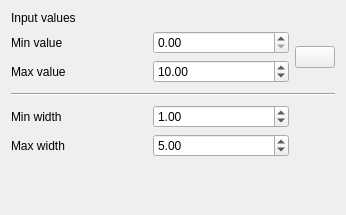
The window that src/ui/mesh/qgsmeshvaryingstrokewidthwidgetbase.ui (vcloarec/QGIS) describes before a commit, drawn with Qt 5.
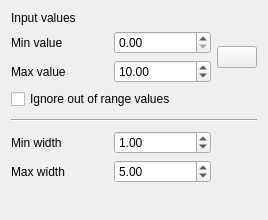
The same window after the commit. Icons and pictures are not drawn.

Commit message: start varying stroke width button

What changed in the file:
```diff
--- a/src/ui/mesh/qgsmeshvaryingstrokewidthwidgetbase.ui
+++ b/src/ui/mesh/qgsmeshvaryingstrokewidthwidgetbase.ui
@@ -6,85 +6,29 @@
    <rect>
     <x>0</x>
     <y>0</y>
-    <width>346</width>
-    <height>215</height>
+    <width>268</width>
+    <height>220</height>
    </rect>
   </property>
   <property name="windowTitle">
    <string>Form</string>
   </property>
   <layout class="QGridLayout" name="gridLayout">
-   <item row="4" column="1">
-    <widget class="QDoubleSpinBox" name="doubleSpinBox">
-     <property name="value">
-      <double>1.000000000000000</double>
-     </property>
-    </widget>
-   </item>
-   <item row="2" column="1">
-    <widget class="QDoubleSpinBox" name="doubleSpinBox_4">
-     <property name="value">
-      <double>10.000000000000000</double>
-     </property>
-    </widget>
-   </item>
-   <item row="5" column="0">
-    <widget class="QLabel" name="label_2">
-     <property name="text">
-      <string>Max width</string>
-     </property>
-    </widget>
-   </item>
-   <item row="1" column="0">
-    <widget class="QLabel" name="label_4">
-     <property name="text">
-      <string>Min value</string>
-     </property>
-    </widget>
-   </item>
-   <item row="3" column="0" colspan="3">
-    <widget class="Line" name="line">
-     <property name="minimumSize">
-      <size>
-       <width>0</width>
-       <height>10</height>
-      </size>
-     </property>
-     <property name="orientation">
-      <enum>Qt::Horizontal</enum>
-     </property>
-    </widget>
-   </item>
-   <item row="5" column="1">
-    <widget class="QDoubleSpinBox" name="doubleSpinBox_2">
-     <property name="value">
-      <double>5.000000000000000</double>
-     </property>
-    </widget>
-   </item>
-   <item row="0" column="0">
-    <widget class="QLabel" name="label_3">
-     <property name="text">
-      <string>Input values</string>
-     </property>
-    </widget>
-   </item>
    <item row="1" column="1">
     <widget class="QDoubleSpinBox" name="doubleSpinBox_3"/>
    </item>
-   <item row="2" column="0">
-    <widget class="QLabel" name="label_5">
-     <property name="text">
-      <string>Max value</string>
+   <item row="8" column="0">
+    <spacer name="verticalSpacer">
+     <property name="orientation">
+      <enum>Qt::Vertical</enum>
      </property>
-    </widget>
-   </item>
-   <item row="4" column="0">
-    <widget class="QLabel" name="label">
-     <property name="text">
-      <string>Min width</string>
+     <property name="sizeHint" stdset="0">
+      <size>
+       <width>20</width>
+       <height>40</height>
+      </size>
      </property>
-    </widget>
+    </spacer>
    </item>
    <item row="1" column="2" rowspan="2">
     <widget class="QPushButton" name="pushButton">
@@ -109,18 +53,81 @@
      </property>
     </widget>
    </item>
+   <item row="1" column="0">
+    <widget class="QLabel" name="label_4">
+     <property name="text">
+      <string>Min value</string>
+     </property>
+    </widget>
+   </item>
+   <item row="5" column="0" colspan="3">
+    <widget class="Line" name="line">
+     <property name="minimumSize">
+      <size>
+       <width>0</width>
+       <height>10</height>
+      </size>
+     </property>
+     <property name="orientation">
+      <enum>Qt::Horizontal</enum>
+     </property>
+    </widget>
+   </item>
+   <item row="7" column="0">
+    <widget class="QLabel" name="label_2">
+     <property name="text">
+      <string>Max width</string>
+     </property>
+    </widget>
+   </item>
+   <item row="7" column="1">
+    <widget class="QDoubleSpinBox" name="mWidthMaximumSpinBox">
+     <property name="value">
+      <double>5.000000000000000</double>
+     </property>
+    </widget>
+   </item>
+   <item row="0" column="0">
+    <widget class="QLabel" name="label_3">
+     <property name="text">
+      <string>Input values</string>
+     </property>
+    </widget>
+   </item>
    <item row="6" column="0">
-    <spacer name="verticalSpacer">
-     <property name="orientation">
-      <enum>Qt::Vertical</enum>
+    <widget class="QLabel" name="label">
+     <property name="text">
+      <string>Min width</string>
      </property>
-     <property name="sizeHint" stdset="0">
-      <size>
-       <width>20</width>
-       <height>40</height>
-      </size>
+    </widget>
+   </item>
+   <item row="2" column="0">
+    <widget class="QLabel" name="label_5">
+     <property name="text">
+      <string>Max value</string>
      </property>
-    </spacer>
+    </widget>
+   </item>
+   <item row="6" column="1">
+    <widget class="QDoubleSpinBox" name="mWidthMinimumSpinBox">
+     <property name="value">
+      <double>1.000000000000000</double>
+     </property>
+    </widget>
+   </item>
+   <item row="2" column="1">
+    <widget class="QDoubleSpinBox" name="mValueMaximumSpinBox">
+     <property name="value">
+      <double>10.000000000000000</double>
+     </property>
+    </widget>
+   </item>
+   <item row="3" column="0" colspan="3">
+    <widget class="QCheckBox" name="mIgnoreOutOfRangecheckBox">
+     <property name="text">
+      <string>Ignore out of range values</string>
+     </property>
+    </widget>
    </item>
   </layout>
  </widget>
```
Left out of the diff: 4 changed lines with no effect on the pictures. The commit also changes 6 other files.
